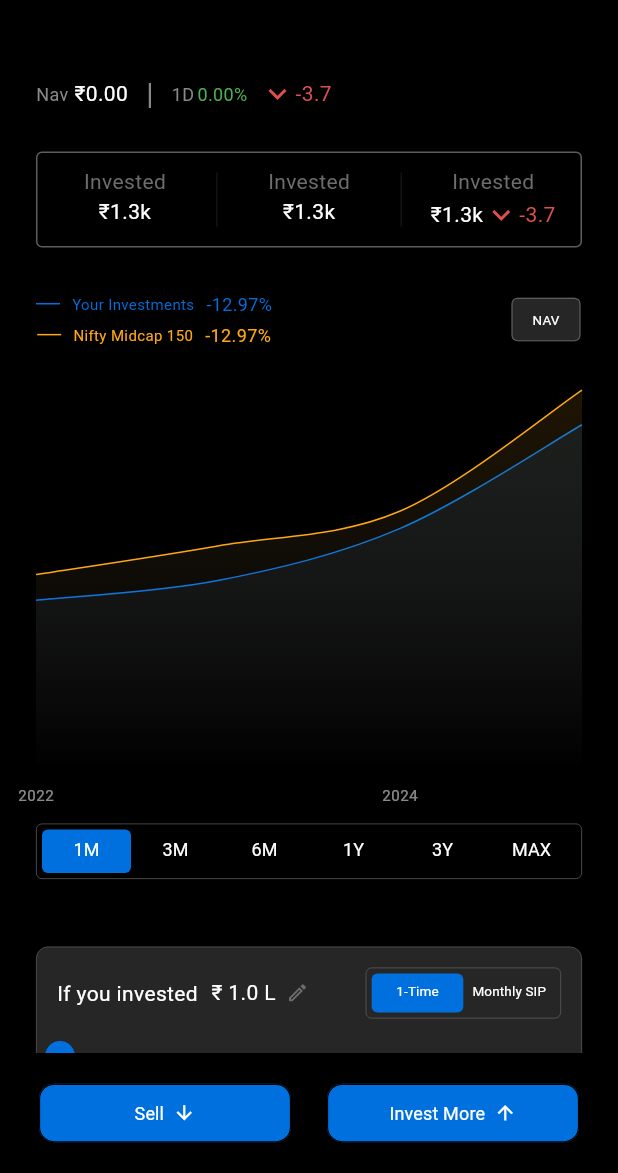
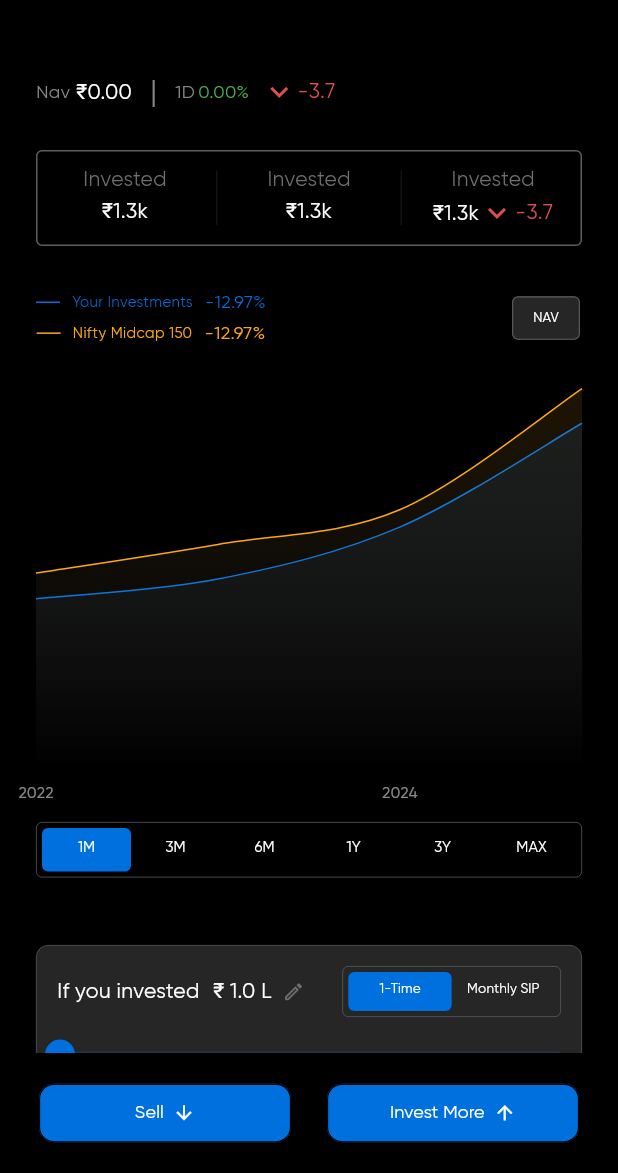
Before and after one commit to amigma00/khazana_task, a Flutter app: the ChartsView screen opened directly with empty values, on a phone screen of 412 x 824 dp, the part 63-1236 px from its top. Run offline on Flutter 3.47's test engine with Material 3 defaults, Android fonts, the light colour scheme and no system bars; our stand-ins replace fl_chart, flutter_svg, gap, get, get_storage, pinput and 3 more; missing offline and left inert: flutter_sliding_toast; accounts and stored records are empty.

Commit message:
Add Gilroy font, clean up unused imports, and update navigation initialization

```diff
--- a/lib/app/components/dialog_helper.dart
+++ b/lib/app/components/dialog_helper.dart
@@ -1,3 +1,5 @@
+// ignore_for_file: deprecated_member_use
+
 import 'package:flutter/material.dart';
 import 'package:get/get.dart';
 
--- a/lib/app/components/gradient_text.dart
+++ b/lib/app/components/gradient_text.dart
@@ -1,5 +1,3 @@
-import 'dart:ui';
-
 import 'package:flutter/material.dart';
 
 class GradientText extends StatelessWidget {
--- a/lib/app/modules/authentication/controllers/authentication_controller.dart
+++ b/lib/app/modules/authentication/controllers/authentication_controller.dart
@@ -1,8 +1,8 @@
 import 'package:flutter/material.dart';
-import 'package:flutter/widgets.dart';
+
 import 'package:get/get.dart';
 import 'package:khazana_task/app/components/dialog_helper.dart';
-import 'package:khazana_task/app/components/khazana_snackbar.dart';
+
 import 'package:khazana_task/app/constants/app_colors.dart';
 import 'package:khazana_task/app/routes/app_pages.dart';
 import 'package:khazana_task/app/services/get_storage.dart';
@@ -98,7 +98,7 @@ class AuthenticationController extends GetxController {
       onChangeRawSecond: (p0) {
         timer.value = StopWatchTimer.getDisplayTime(p0 * 1000,
             hours: false, minute: false, milliSecond: false);
-        print('time $timer');
+
       },
       onEnded: () => timer.value = '',
       presetMillisecond: 30 * 1000, // millisecond => minute.
--- a/lib/app/modules/authentication/views/authentication_view.dart
+++ b/lib/app/modules/authentication/views/authentication_view.dart
@@ -33,6 +33,7 @@ class AuthenticationView extends GetView<AuthenticationController> {
       ),
     );
     return Scaffold(
+        resizeToAvoidBottomInset: false,
         floatingActionButtonLocation: FloatingActionButtonLocation.centerFloat,
         floatingActionButton: Text.rich(
           TextSpan(
@@ -50,7 +51,6 @@ class AuthenticationView extends GetView<AuthenticationController> {
                 recognizer: TapGestureRecognizer()
                   ..onTap = () {
                     // Handle T&C link click
-                    print("T&C Clicked");
                   },
               ),
               TextSpan(text: ' and '),
@@ -62,7 +62,6 @@ class AuthenticationView extends GetView<AuthenticationController> {
                 recognizer: TapGestureRecognizer()
                   ..onTap = () {
                     // Handle Privacy Policy link click
-                    print("Privacy Policy Clicked");
                   },
               ),
             ],
--- a/lib/app/modules/charts/views/charts_view.dart
+++ b/lib/app/modules/charts/views/charts_view.dart
@@ -1,14 +1,11 @@
 import 'package:flutter/material.dart';
-import 'package:flutter_sliding_toast/flutter_sliding_toast.dart';
 import 'package:gap/gap.dart';
 
 import 'package:get/get.dart';
 import 'package:khazana_task/app/components/khazana_button.dart';
-import 'package:khazana_task/app/components/khazana_snackbar.dart';
 import 'package:khazana_task/app/components/text_extension.dart';
 import 'package:khazana_task/app/constants/app_colors.dart';
 import 'package:khazana_task/app/models/stock_model.dart';
-import 'package:khazana_task/app/modules/charts/views/fl_charts.dart';
 import 'package:khazana_task/app/modules/charts/views/investment_calc.dart';
 
 import 'package:khazana_task/app/modules/charts/views/syncfusion_chart.dart';
@@ -254,7 +251,7 @@ class ChartsView extends GetView<ChartsController> {
                         (index) => Tab(
                           height: 26,
                           child: ['1M', '3M', '6M', '1Y', '3Y', 'MAX'][index]
-                              .textGilroy400(12),
+                              .textGilroy400(10),
                         ),
                       ))).paddingAll(4),
             ),
--- a/lib/app/modules/charts/views/fl_charts.dart
+++ b/lib/app/modules/charts/views/fl_charts.dart
@@ -1,3 +1,5 @@
+// ignore_for_file: deprecated_member_use
+
 import 'package:fl_chart/fl_chart.dart';
 import 'package:flutter/material.dart';
 import 'package:intl/intl.dart';
--- a/lib/app/modules/charts/views/investment_calc.dart
+++ b/lib/app/modules/charts/views/investment_calc.dart
@@ -12,6 +12,8 @@ class InvestmentController extends GetxController {
 
 class InvestmentCalculator extends StatelessWidget {
   final InvestmentController controller = Get.put(InvestmentController());
+
+  InvestmentCalculator({super.key});
 
   @override
   Widget build(BuildContext context) {
@@ -49,9 +51,8 @@ class InvestmentCalculator extends StatelessWidget {
                     Divider()
                   ],
                 ),
-                Gap(38),
+                Gap(25),
                 Expanded(
-                  flex: 10,
                   child: DecoratedBox(
                     decoration: BoxDecoration(
                         borderRadius: BorderRadius.circular(4),
@@ -131,7 +132,10 @@ class InvestmentCalculator extends StatelessWidget {
                 axisLine: AxisLine(width: 0),
                 majorTickLines: MajorTickLines(width: 0),
                 majorGridLines: MajorGridLines(width: 0),
-                labelStyle: TextStyle(color: Colors.white),
+                labelStyle: TextStyle(
+                    color: Colors.white,
+                    fontSize: 9,
+                    fontWeight: FontWeight.w400),
               ),
               primaryYAxis: NumericAxis(
                 isVisible: false, // Hides the Y-axis labels
--- a/lib/app/modules/charts/views/syncfusion_chart.dart
+++ b/lib/app/modules/charts/views/syncfusion_chart.dart
@@ -1,3 +1,5 @@
+// ignore_for_file: deprecated_member_use
+
 import 'package:flutter/material.dart';
 import 'package:gap/gap.dart';
 import 'package:khazana_task/app/components/text_extension.dart';
--- a/lib/app/modules/navigation/controllers/navigation_controller.dart
+++ b/lib/app/modules/navigation/controllers/navigation_controller.dart
@@ -13,6 +13,5 @@ class NavigationController extends GetxController {
   onIconTap(int value) {
     currentIndex.value = value;
     pageController.jumpToPage(currentIndex.value);
-    print(currentIndex.value);
   }
 }
--- a/lib/app/modules/navigation/views/navigation_view.dart
+++ b/lib/app/modules/navigation/views/navigation_view.dart
@@ -1,3 +1,5 @@
+// ignore_for_file: deprecated_member_use
+
 import 'package:flutter/material.dart';
 import 'package:flutter_svg/svg.dart';
 
@@ -5,7 +7,7 @@ import 'package:get/get.dart';
 import 'package:khazana_task/app/components/text_extension.dart';
 import 'package:khazana_task/app/constants/app_colors.dart';
 import 'package:khazana_task/app/constants/app_images.dart';
-import 'package:khazana_task/app/modules/charts/views/charts_view.dart';
+
 import 'package:khazana_task/app/modules/home/views/home_view.dart';
 import 'package:khazana_task/app/modules/watchlist/views/watchlist_view.dart';
 
--- a/lib/app/modules/watchlist/controllers/watchlist_controller.dart
+++ b/lib/app/modules/watchlist/controllers/watchlist_controller.dart
@@ -1,8 +1,10 @@
+// ignore_for_file: use_build_context_synchronously
+
 import 'package:flutter/material.dart';
 import 'package:flutter_svg/flutter_svg.dart';
 import 'package:gap/gap.dart';
 import 'package:get/get.dart';
-import 'package:khazana_task/app/components/dialog_helper.dart';
+
 import 'package:khazana_task/app/components/khazana_button.dart';
 import 'package:khazana_task/app/components/khazana_snackbar.dart';
 import 'package:khazana_task/app/constants/app_colors.dart';
@@ -24,7 +26,6 @@ class WatchlistController extends GetxController
   void onInit() {
     super.onInit();
     watchlistMapListener();
-
     watchlists.value = storageService.getFunds().map(
           (key, value) => MapEntry(
               key,
--- a/lib/app/modules/watchlist/views/watchlist_view.dart
+++ b/lib/app/modules/watchlist/views/watchlist_view.dart
@@ -1,3 +1,5 @@
+// ignore_for_file: deprecated_member_use
+
 import 'package:flutter/material.dart';
 import 'package:flutter_svg/flutter_svg.dart';
 import 'package:gap/gap.dart';
--- a/lib/app/routes/app_pages.dart
+++ b/lib/app/routes/app_pages.dart
@@ -1,3 +1,5 @@
+// ignore_for_file: constant_identifier_names
+
 import 'package:get/get.dart';
 
 import '../modules/authentication/bindings/authentication_binding.dart';
@@ -18,7 +20,8 @@ part 'app_routes.dart';
 class AppPages {
   AppPages._();
 
-  static const INITIAL = Routes.ONBOARDING;
+  // static const INITIAL = Routes.ONBOARDING;
+  static const INITIAL = Routes.NAVIGATION;
 
   static final routes = [
     GetPage(
--- a/lib/app/routes/app_routes.dart
+++ b/lib/app/routes/app_routes.dart
@@ -1,3 +1,5 @@
+// ignore_for_file: constant_identifier_names
+
 part of 'app_pages.dart';
 // DO NOT EDIT. This is code generated via package:get_cli/get_cli.dart
 
--- a/pubspec.yaml
+++ b/pubspec.yaml
@@ -36,3 +36,8 @@ flutter:
 
   assets:
     - assets/images/
+
+  fonts:
+    - family: Gilroy
+      fonts:
+        - asset: assets/fonts/Gilroy-Regular.ttf
```
Also changed, not shown: lib/app/modules/home/controllers/home_controller.dart (+1 -21 lines), lib/app/modules/onboarding/controllers/onboarding_controller.dart (+3 -4 lines), lib/main.dart (+10 -6 lines), assets/fonts/Gilroy-Regular.ttf (added), 1 other file.
